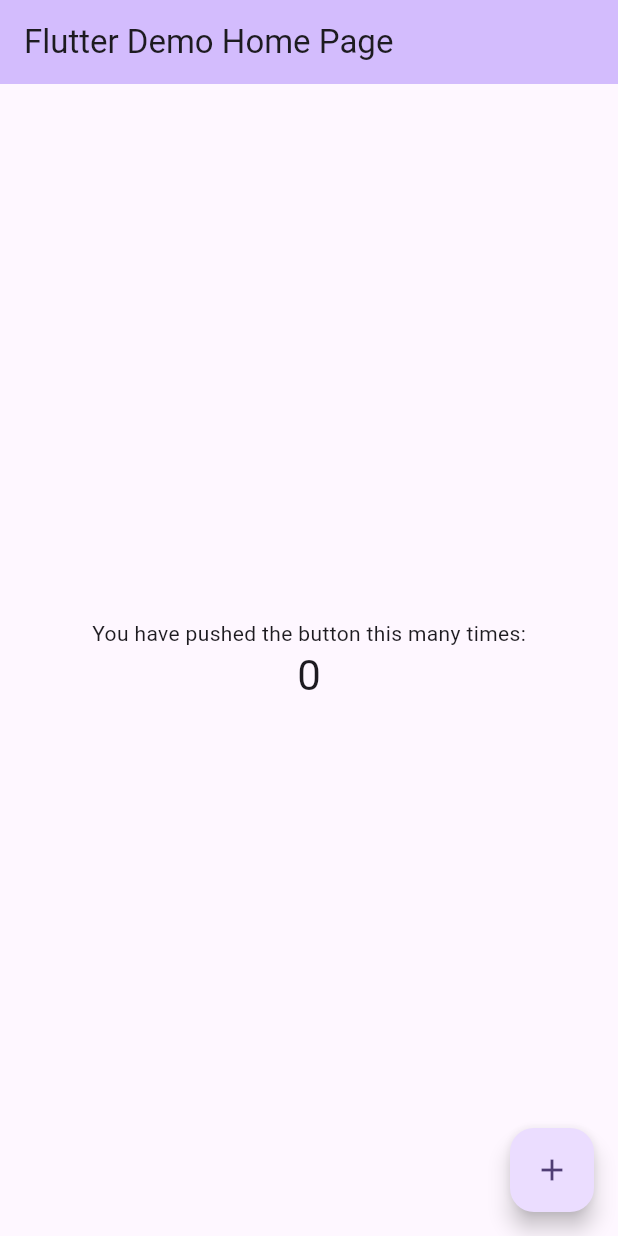
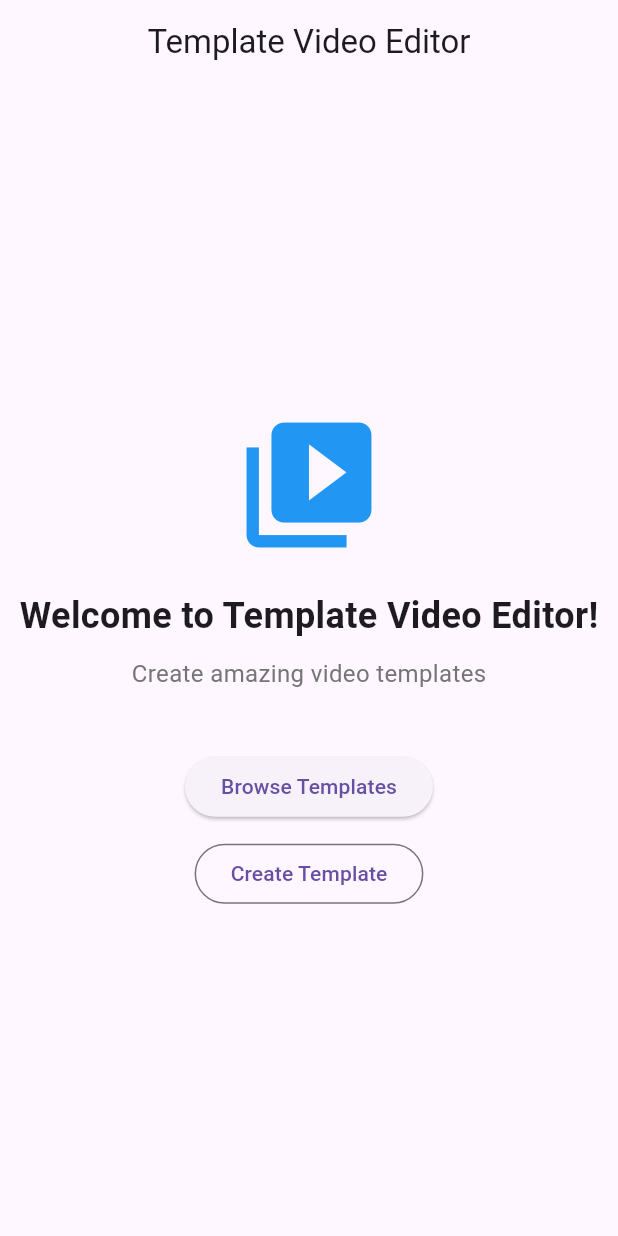
Before and after one commit to EroKami-727/edit-maker, a Flutter app: the screen it shows after launch, on a phone screen of 412 x 824 dp. Run offline on Flutter 3.47's test engine with Material 3 defaults, Android fonts, the phone set to English and light mode, and no system bars; our stand-ins replace supabase_flutter; accounts and stored records are empty.

Commit message:
Add basic app structure and home screen

```diff
--- a/lib/main.dart
+++ b/lib/main.dart
@@ -1,122 +1,30 @@
 import 'package:flutter/material.dart';
+import 'package:supabase_flutter/supabase_flutter.dart';
+import 'core/supabase.dart';
+import 'screens/home_screen.dart';
 
-void main() {
-  runApp(const MyApp());
+void main() async {
+  WidgetsFlutterBinding.ensureInitialized();
+
+  // Initialize Supabase
+  await SupabaseConfig.initialize();
+
+  runApp(MyApp());
 }
 
 class MyApp extends StatelessWidget {
   const MyApp({super.key});
 
-  // This widget is the root of your application.
   @override
   Widget build(BuildContext context) {
     return MaterialApp(
-      title: 'Flutter Demo',
+      title: 'Template Video Editor',
       theme: ThemeData(
-        // This is the theme of your application.
-        //
-        // TRY THIS: Try running your application with "flutter run". You'll see
-        // the application has a purple toolbar. Then, without quitting the app,
-        // try changing the seedColor in the colorScheme below to Colors.green
-        // and then invoke "hot reload" (save your changes or press the "hot
-        // reload" button in a Flutter-supported IDE, or press "r" if you used
-        // the command line to start the app).
-        //
-        // Notice that the counter didn't reset back to zero; the application
-        // state is not lost during the reload. To reset the state, use hot
-        // restart instead.
-        //
-        // This works for code too, not just values: Most code changes can be
-        // tested with just a hot reload.
-        colorScheme: ColorScheme.fromSeed(seedColor: Colors.deepPurple),
+        primarySwatch: Colors.blue,
+        visualDensity: VisualDensity.adaptivePlatformDensity,
       ),
-      home: const MyHomePage(title: 'Flutter Demo Home Page'),
+      home: HomeScreen(),
+      debugShowCheckedModeBanner: false,
     );
   }
 }
-
-class MyHomePage extends StatefulWidget {
-  const MyHomePage({super.key, required this.title});
-
-  // This widget is the home page of your application. It is stateful, meaning
-  // that it has a State object (defined below) that contains fields that affect
-  // how it looks.
-
-  // This class is the configuration for the state. It holds the values (in this
-  // case the title) provided by the parent (in this case the App widget) and
-  // used by the build method of the State. Fields in a Widget subclass are
-  // always marked "final".
-
-  final String title;
-
-  @override
-  State<MyHomePage> createState() => _MyHomePageState();
-}
-
-class _MyHomePageState extends State<MyHomePage> {
-  int _counter = 0;
-
-  void _incrementCounter() {
-    setState(() {
-      // This call to setState tells the Flutter framework that something has
-      // changed in this State, which causes it to rerun the build method below
-      // so that the display can reflect the updated values. If we changed
-      // _counter without calling setState(), then the build method would not be
-      // called again, and so nothing would appear to happen.
-      _counter++;
-    });
-  }
-
-  @override
-  Widget build(BuildContext context) {
-    // This method is rerun every time setState is called, for instance as done
-    // by the _incrementCounter method above.
-    //
-    // The Flutter framework has been optimized to make rerunning build methods
-    // fast, so that you can just rebuild anything that needs updating rather
-    // than having to individually change instances of widgets.
-    return Scaffold(
-      appBar: AppBar(
-        // TRY THIS: Try changing the color here to a specific color (to
-        // Colors.amber, perhaps?) and trigger a hot reload to see the AppBar
-        // change color while the other colors stay the same.
-        backgroundColor: Theme.of(context).colorScheme.inversePrimary,
-        // Here we take the value from the MyHomePage object that was created by
-        // the App.build method, and use it to set our appbar title.
-        title: Text(widget.title),
-      ),
-      body: Center(
-        // Center is a layout widget. It takes a single child and positions it
-        // in the middle of the parent.
-        child: Column(
-          // Column is also a layout widget. It takes a list of children and
-          // arranges them vertically. By default, it sizes itself to fit its
-          // children horizontally, and tries to be as tall as its parent.
-          //
-          // Column has various properties to control how it sizes itself and
-          // how it positions its children. Here we use mainAxisAlignment to
-          // center the children vertically; the main axis here is the vertical
-          // axis because Columns are vertical (the cross axis would be
-          // horizontal).
-          //
-          // TRY THIS: Invoke "debug painting" (choose the "Toggle Debug Paint"
-          // action in the IDE, or press "p" in the console), to see the
-          // wireframe for each widget.
-          mainAxisAlignment: MainAxisAlignment.center,
-          children: <Widget>[
-            const Text('You have pushed the button this many times:'),
-            Text(
-              '$_counter',
-              style: Theme.of(context).textTheme.headlineMedium,
-            ),
-          ],
-        ),
-      ),
-      floatingActionButton: FloatingActionButton(
-        onPressed: _incrementCounter,
-        tooltip: 'Increment',
-        child: const Icon(Icons.add),
-      ), // This trailing comma makes auto-formatting nicer for build methods.
-    );
-  }
-}
--- a/lib/screens/home_screen.dart
+++ b/lib/screens/home_screen.dart
@@ -0,0 +1,57 @@
+import 'package:flutter/material.dart';
+
+class HomeScreen extends StatelessWidget {
+  const HomeScreen({super.key});
+
+  @override
+  Widget build(BuildContext context) {
+    return Scaffold(
+      appBar: AppBar(
+        title: const Text('Template Video Editor'),
+        centerTitle: true,
+      ),
+      body: Center(
+        child: Column(
+          mainAxisAlignment: MainAxisAlignment.center,
+          children: [
+            const Icon(
+              Icons.video_library,
+              size: 100,
+              color: Colors.blue,
+            ),
+            const SizedBox(height: 20),
+            const Text(
+              'Welcome to Template Video Editor!',
+              style: TextStyle(
+                fontSize: 24,
+                fontWeight: FontWeight.bold,
+              ),
+            ),
+            const SizedBox(height: 10),
+            Text(
+              'Create amazing video templates',
+              style: TextStyle(
+                fontSize: 16,
+                color: Colors.grey[600],
+              ),
+            ),
+            const SizedBox(height: 40),
+            ElevatedButton(
+              onPressed: () {
+                // TODO: Navigate to template browser
+              },
+              child: const Text('Browse Templates'),
+            ),
+            const SizedBox(height: 10),
+            OutlinedButton(
+              onPressed: () {
+                // TODO: Navigate to template creator
+              },
+              child: const Text('Create Template'),
+            ),
+          ],
+        ),
+      ),
+    );
+  }
+}
```
Also changed, not shown: lib/core/supabase.dart (+16 -0 lines), pubspec.yaml (+4 -4 lines), pubspec.lock, 3 other files.
